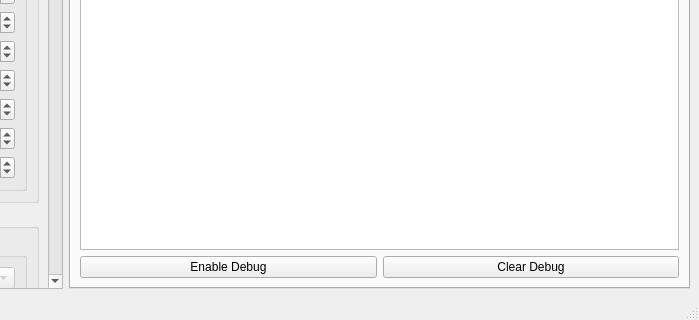
dgatf/msrc, file msrc_gui/mainwindow.ui: the form before one commit; both pictures show x 568 to 1267 and y 445 to 765 of the 1267 by 765 pixel window.
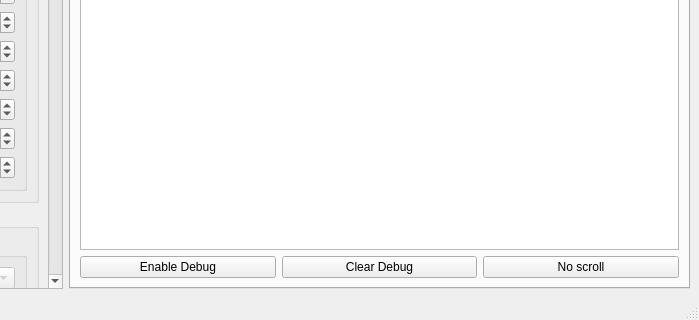
The form after the commit. The open tabs and pages were chosen to show the change. Icons and pictures are not drawn.

Commit message: Add autoscroll button

The edit to the form file:
```diff
--- a/msrc_gui/mainwindow.ui
+++ b/msrc_gui/mainwindow.ui
@@ -1560,6 +1560,13 @@
                 </property>
                </widget>
               </item>
+              <item>
+               <widget class="QPushButton" name="btScroll">
+                <property name="text">
+                 <string>No scroll</string>
+                </property>
+               </widget>
+              </item>
              </layout>
             </item>
            </layout>
```
Left out of the diff: 4 changed lines with no effect on the pictures. The commit also changes 2 other files.
